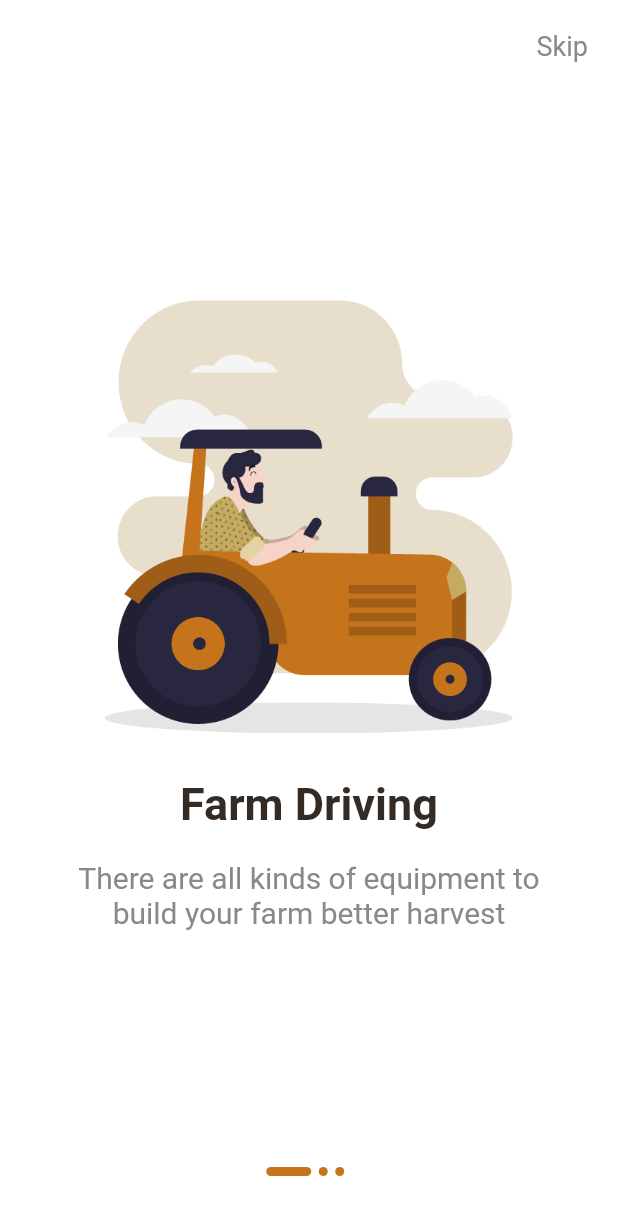
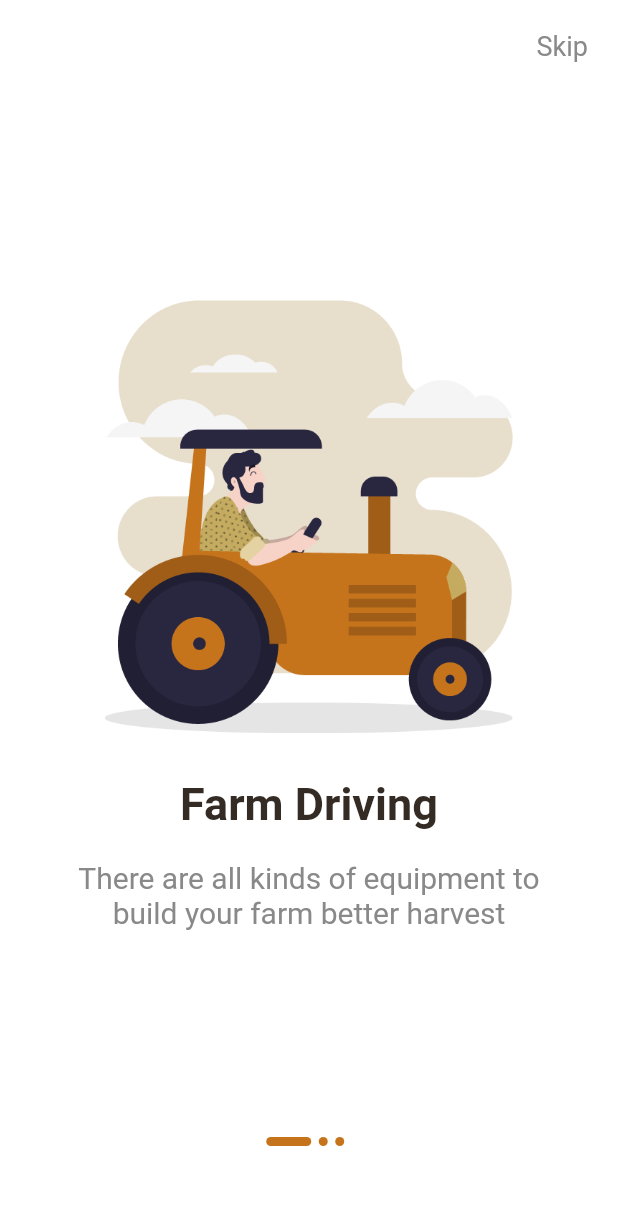
Before and after one commit to afgprogrammer/Flutter-App-Intro-With-Indicator, a Flutter app: the screen it shows after launch, on a phone screen of 412 x 824 dp. Shown: the top 1215 px of the screen. Run offline on Flutter 3.47's test engine with Material 2 defaults, Android fonts, the phone set to English and light mode, and no system bars.

Commit message:
Change padding

```diff
--- a/lib/main.dart
+++ b/lib/main.dart
@@ -81,7 +81,7 @@ class _HomePageState extends State<HomePage> {
             ],
           ),
           Container(
-            margin: EdgeInsets.only(bottom: 40),
+            margin: EdgeInsets.only(bottom: 60),
             child: Row(
               mainAxisAlignment: MainAxisAlignment.center,
               children: _buildIndicator(),
```
